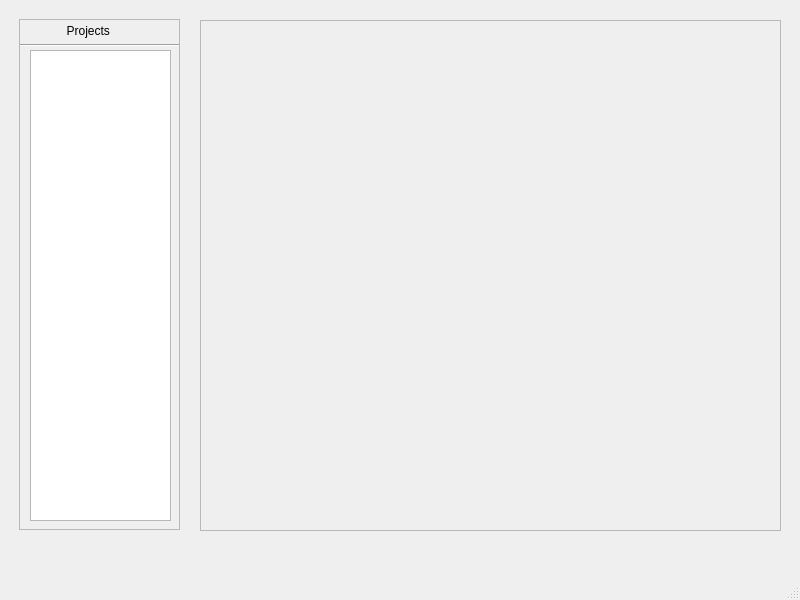
First picture: the form in manageprojectsview.ui, repository abhinavthukral28/stuPID, before the edit.
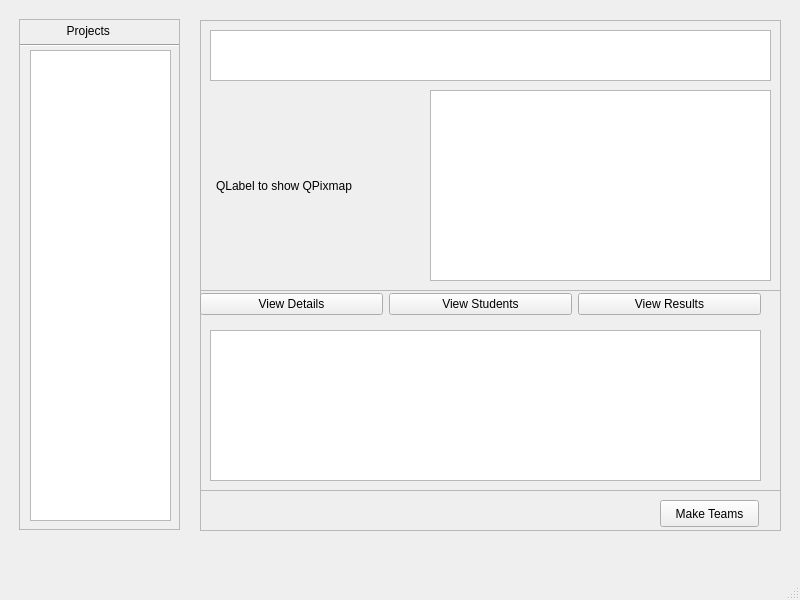
Second picture: the form after the edit.

Diff of the .ui file:
```diff
--- a/manageprojectsview.ui
+++ b/manageprojectsview.ui
@@ -88,6 +88,111 @@
     <property name="frameShadow">
      <enum>QFrame::Raised</enum>
     </property>
+    <widget class="QTextBrowser" name="projectName">
+     <property name="geometry">
+      <rect>
+       <x>10</x>
+       <y>10</y>
+       <width>561</width>
+       <height>51</height>
+      </rect>
+     </property>
+    </widget>
+    <widget class="QLabel" name="image">
+     <property name="geometry">
+      <rect>
+       <x>16</x>
+       <y>80</y>
+       <width>191</width>
+       <height>171</height>
+      </rect>
+     </property>
+     <property name="text">
+      <string>QLabel to show QPixmap</string>
+     </property>
+    </widget>
+    <widget class="QTextBrowser" name="projectDescription">
+     <property name="geometry">
+      <rect>
+       <x>230</x>
+       <y>70</y>
+       <width>341</width>
+       <height>191</height>
+      </rect>
+     </property>
+    </widget>
+    <widget class="QFrame" name="frame_2">
+     <property name="geometry">
+      <rect>
+       <x>0</x>
+       <y>270</y>
+       <width>581</width>
+       <height>201</height>
+      </rect>
+     </property>
+     <property name="frameShape">
+      <enum>QFrame::StyledPanel</enum>
+     </property>
+     <property name="frameShadow">
+      <enum>QFrame::Raised</enum>
+     </property>
+     <widget class="QTextBrowser" name="viewTextBrowser">
+      <property name="geometry">
+       <rect>
+        <x>10</x>
+        <y>40</y>
+        <width>551</width>
+        <height>151</height>
+       </rect>
+      </property>
+     </widget>
+     <widget class="QWidget" name="">
+      <property name="geometry">
+       <rect>
+        <x>0</x>
+        <y>0</y>
+        <width>561</width>
+        <height>29</height>
+       </rect>
+      </property>
+      <layout class="QHBoxLayout" name="horizontalLayout">
+       <item>
+        <widget class="QPushButton" name="viewDetailButton">
+         <property name="text">
+          <string>View Details</string>
+         </property>
+        </widget>
+       </item>
+       <item>
+        <widget class="QPushButton" name="ViewStendentButton">
+         <property name="text">
+          <string>View Students</string>
+         </property>
+        </widget>
+       </item>
+       <item>
+        <widget class="QPushButton" name="viewResultButton">
+         <property name="text">
+          <string>View Results</string>
+         </property>
+        </widget>
+       </item>
+      </layout>
+     </widget>
+    </widget>
+    <widget class="QPushButton" name="makeTeamsButton">
+     <property name="geometry">
+      <rect>
+       <x>460</x>
+       <y>480</y>
+       <width>99</width>
+       <height>27</height>
+      </rect>
+     </property>
+     <property name="text">
+      <string>Make Teams</string>
+     </property>
+    </widget>
    </widget>
   </widget>
   <widget class="QStatusBar" name="statusbar"/>
```
